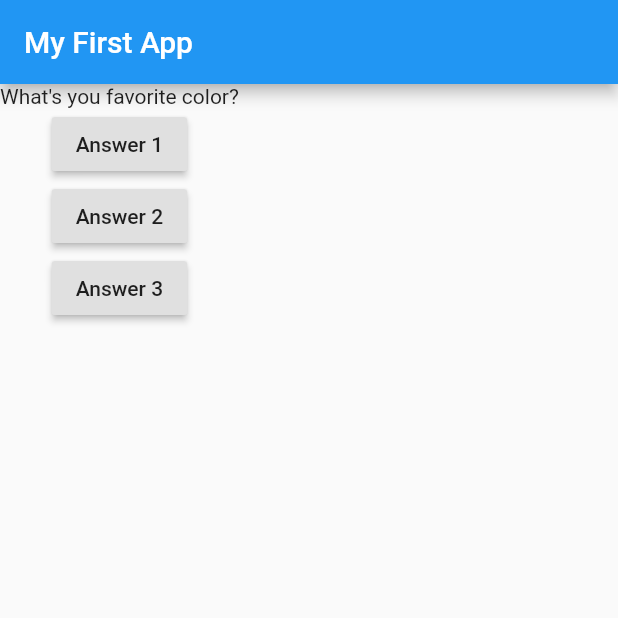
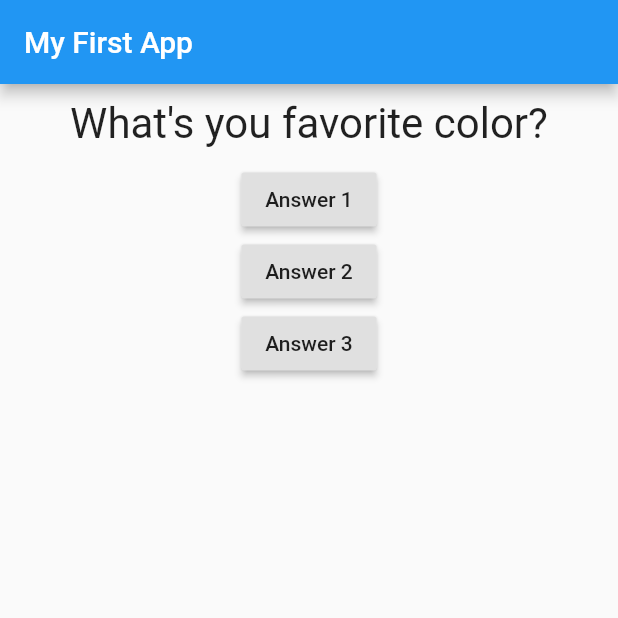
Before and after one commit to aderito95/Flutter_Guide, a Flutter app: the screen it shows after launch, on a phone screen of 412 x 824 dp, the top half of it. Run offline on Flutter 3.47's test engine with Material 2 defaults, Android fonts, the phone set to English and light mode, and no system bars.

Commit message:
creation of Question widget with style

```diff
--- a/lib/main.dart
+++ b/lib/main.dart
@@ -1,4 +1,6 @@
 import 'package:flutter/material.dart';
+
+import './question.dart';
 
 // void main() {
 //   runApp(MyApp());
@@ -41,7 +43,7 @@ class _MyAppState extends State<MyApp> {
         ),
         body: Column(
           children: [
-            Text(questions.elementAt(_questionIndex)),
+            Question(questions.elementAt(_questionIndex)),
             RaisedButton(
               child: Text('Answer 1'),
               onPressed:
--- /dev/null
+++ b/lib/question.dart
@@ -0,0 +1,21 @@
+import 'package:flutter/material.dart';
+
+class Question extends StatelessWidget {
+  final String
+      questionText; //this value will never change after it's initialization
+
+  Question(this.questionText);
+
+  @override
+  Widget build(BuildContext context) {
+    return Container(
+      width: double.infinity,
+      margin: EdgeInsets.all(10),
+      child: Text(
+        questionText,
+        style: TextStyle(fontSize: 28),
+        textAlign: TextAlign.center,
+      ),
+    );
+  }
+}
```
